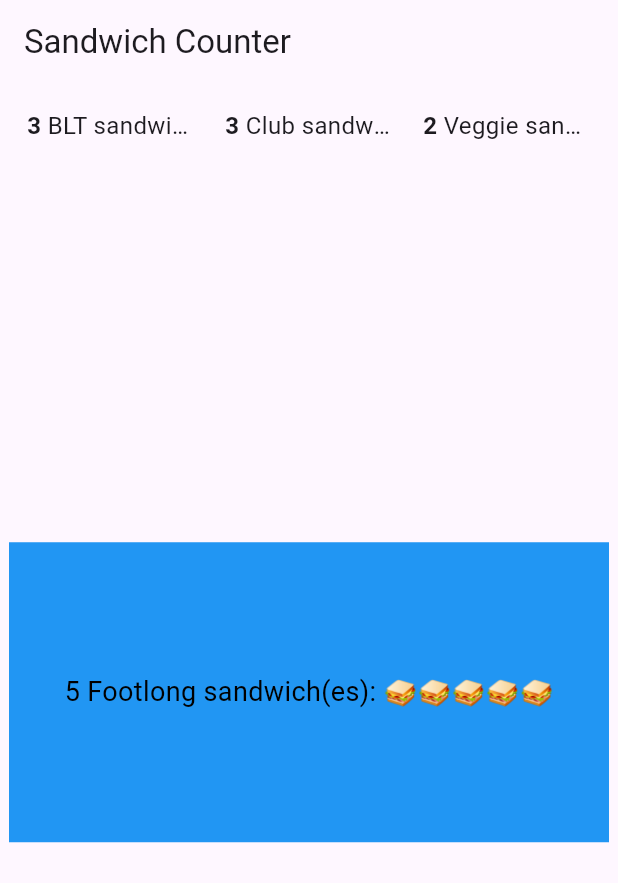
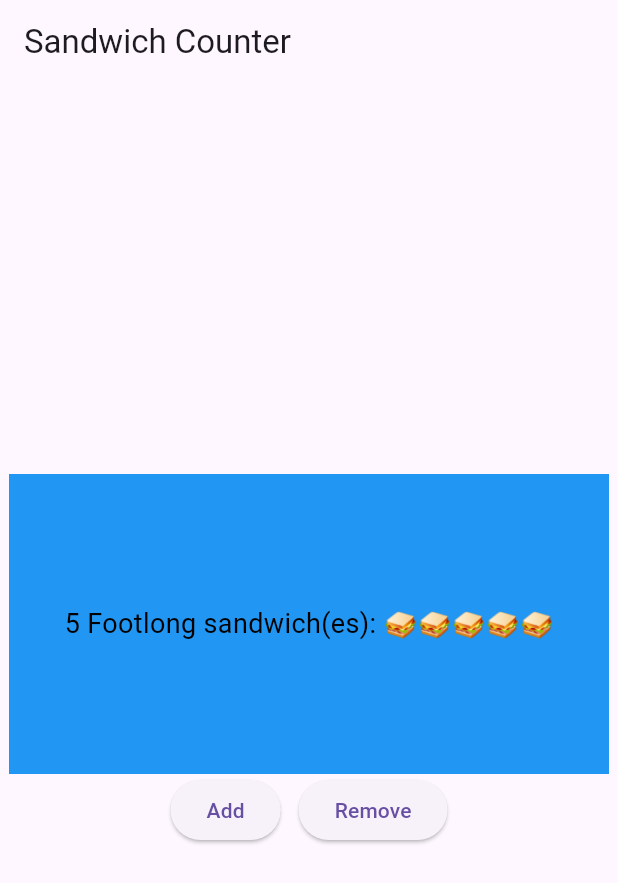
Before and after one commit to chikbunting/sandwich_shop, a Flutter app: the screen it shows after launch, on a phone screen of 412 x 824 dp. Shown: the top 883 px of the screen. Run offline on Flutter 3.47's test engine with Material 3 defaults, Android fonts, the phone set to English and light mode, and no system bars.

Commit message:
Update main.dart file structure and improve code readability

```diff
--- a/lib/main.dart
+++ b/lib/main.dart
@@ -14,28 +14,30 @@ class App extends StatelessWidget {
       title: 'Sandwich Shop App',
       home: Scaffold(
         appBar: AppBar(title: const Text('Sandwich Counter')),
-        body: Column(
-          children: [
-            Padding(
-              padding: const EdgeInsets.only(top: 12.0, left: 12.0, right: 12.0),
-              child: Row(
-                mainAxisAlignment: MainAxisAlignment.spaceBetween,
-                children: const [
-                  Expanded(child: OrderCompactDisplay(3, 'BLT sandwich(es)')),
-                  SizedBox(width: 8),
-                  Expanded(child: OrderCompactDisplay(3, 'Club sandwich(es)')),
-                  SizedBox(width: 8),
-                  Expanded(child: OrderCompactDisplay(2, 'Veggie sandwich(es)')),
+        // The bit that you need to update starts from here
+        body: Center(
+          child: Column(
+            mainAxisAlignment: MainAxisAlignment.center,
+            children: [
+              const OrderItemDisplay(5, 'Footlong'),
+              Row(
+                mainAxisAlignment: MainAxisAlignment.center,
+                children: [
+                  ElevatedButton(
+                    onPressed: () => print('Add button pressed!'),
+                    child: const Text('Add'),
+                  ),
+                  const SizedBox(width: 12),
+                  ElevatedButton(
+                    onPressed: () => print('Remove button pressed!'),
+                    child: const Text('Remove'),
+                  ),
                 ],
               ),
-            ),
-            const Expanded(
-              child: Center(
-                child: OrderItemDisplay(5, 'Footlong'),
-              ),
-            ),
-          ],
+            ],
+          ),
         ),
+        // The bit that you need to update ends here
       ),
     );
   }
@@ -123,11 +125,8 @@ class MyHomePage extends StatefulWidget {
 }
 
 class _MyHomePageState extends State<MyHomePage> {
-  int _counter = 0;
-
   void _incrementCounter() {
     setState(() {
-      _counter++;
     });
   }
 
```
